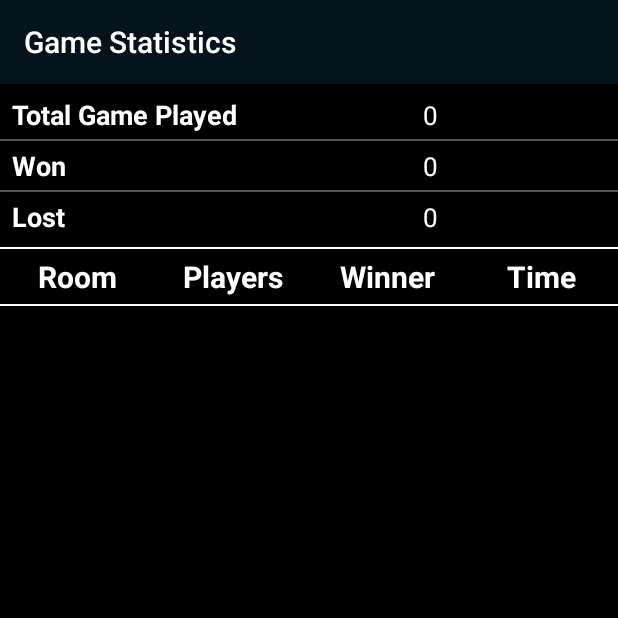
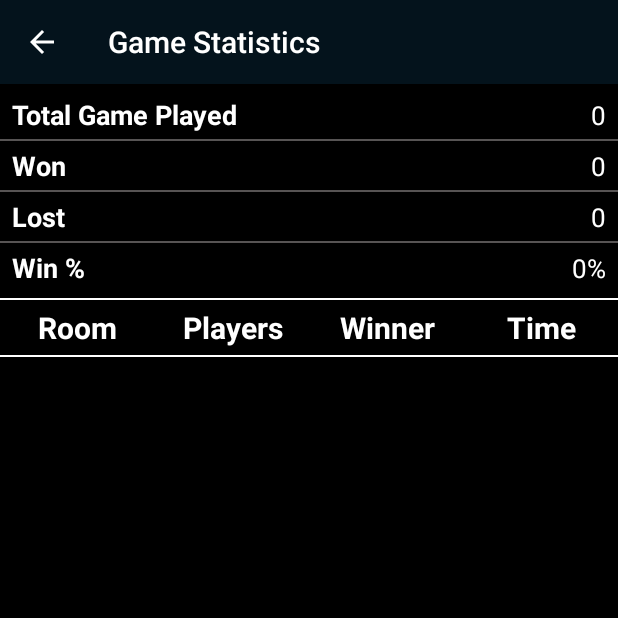
Before and after one commit to himanshu-bhargava/Bingo, an Android app: the GameStats screen opened directly, with no data from a screen before it, on a phone screen of 412 x 824 dp, the top half of it. Run offline under Robolectric (Android 15) with nearby library versions, the phone set to English and light mode, and no system bars.

Commit message:
Language support

```diff
--- a/app/src/main/java/com/sb/play/asynctasks/CreateRoom.java
+++ b/app/src/main/java/com/sb/play/asynctasks/CreateRoom.java
@@ -4,6 +4,7 @@ import android.content.Intent;
 import android.os.AsyncTask;
 
 import com.sb.play.bingo.MainActivity;
+import com.sb.play.bingo.R;
 import com.sb.play.bingo.models.BingoResponse;
 import com.sb.play.bingo.services.BackendService;
 import com.sb.play.util.BingoUtil;
@@ -27,7 +28,7 @@ public class CreateRoom extends AsyncTask<String, String, BingoResponse> {
         context.runOnUiThread(new Runnable() {
             @Override
             public void run() {
-                popUp = BingoUtil.createSimpleAlert(context, "Room creation in progress!").show();
+                popUp = BingoUtil.createSimpleAlert(context, context.getString(R.string.room_creation_in_progress)).show();
             }
         });
         BingoResponse response = backendService.createRoom();
@@ -42,7 +43,7 @@ public class CreateRoom extends AsyncTask<String, String, BingoResponse> {
             @Override
             public void run() {
                 if (bingoResponse == null) {
-                    BingoUtil.createSimpleAlert(context, "Could not create the room please try again later!!!");
+                    BingoUtil.createSimpleAlert(context, context.getString(R.string.could_not_create_room_try_later));
                     return;
                 }
                 Intent intent = new Intent(context, MainActivity.class);
--- a/app/src/main/java/com/sb/play/asynctasks/JoinRoom.java
+++ b/app/src/main/java/com/sb/play/asynctasks/JoinRoom.java
@@ -4,6 +4,7 @@ import android.os.AsyncTask;
 import android.widget.Toast;
 
 import com.sb.play.bingo.MainActivity;
+import com.sb.play.bingo.R;
 import com.sb.play.bingo.models.BingoResponse;
 
 public class JoinRoom extends AsyncTask<String, String, BingoResponse> {
@@ -28,7 +29,7 @@ public class JoinRoom extends AsyncTask<String, String, BingoResponse> {
                 @Override
                 public void run() {
                     context.setLocalGameStatus(com.sb.play.bingo.models.Status.completed);
-                    Toast.makeText(context, "Could not join the room!", Toast.LENGTH_SHORT).show();
+                    Toast.makeText(context, R.string.could_not_join_room, Toast.LENGTH_SHORT).show();
                     context.finish();
                 }
             });
@@ -39,7 +40,7 @@ public class JoinRoom extends AsyncTask<String, String, BingoResponse> {
             context.setPlayerGettingUpdated(true);
             context.updatePlayersGrid();
             context.setLocalGameStatus(com.sb.play.bingo.models.Status.joining);
-            Toast.makeText(context, "Game joined successfully", Toast.LENGTH_SHORT).show();
+            Toast.makeText(context, R.string.game_joined_successfully, Toast.LENGTH_SHORT).show();
         }
     }
 }
--- a/app/src/main/java/com/sb/play/asynctasks/Polling.java
+++ b/app/src/main/java/com/sb/play/asynctasks/Polling.java
@@ -11,6 +11,7 @@ import android.widget.Button;
 import android.widget.Toast;
 
 import com.sb.play.bingo.MainActivity;
+import com.sb.play.bingo.R;
 import com.sb.play.bingo.models.BingoResponse;
 import com.sb.play.bingo.models.Emoji;
 import com.sb.play.bingo.models.Player;
@@ -67,7 +68,7 @@ public class Polling extends Thread {
             context.runOnUiThread(new Runnable() {
                 @Override
                 public void run() {
-                    Toast.makeText(context, "Game started!!!", Toast.LENGTH_SHORT).show();
+                    Toast.makeText(context, R.string.game_started, Toast.LENGTH_SHORT).show();
                     context.getVibrationMedia().vibrate();
                     context.getRoomIdToShareBottom().setVisibility(View.GONE);
                 }
@@ -179,7 +180,8 @@ public class Polling extends Thread {
                     context.runOnUiThread(new Runnable() {
                         @Override
                         public void run() {
-                            context.popWinnerAlert(player.equals(context.getMySelf()) ? "You" : player.getName());
+                            context.popWinnerAlert(player.equals(context.getMySelf()) ?
+                                    context.getString(R.string.you) : player.getName());
                         }
                     });
                     break;
--- a/app/src/main/java/com/sb/play/asynctasks/StartGame.java
+++ b/app/src/main/java/com/sb/play/asynctasks/StartGame.java
@@ -4,6 +4,7 @@ import android.os.AsyncTask;
 import android.widget.Toast;
 
 import com.sb.play.bingo.MainActivity;
+import com.sb.play.bingo.R;
 import com.sb.play.bingo.models.BingoResponse;
 
 public class StartGame extends AsyncTask<String, String, BingoResponse> {
@@ -28,7 +29,7 @@ public class StartGame extends AsyncTask<String, String, BingoResponse> {
                 @Override
                 public void run() {
                     context.setLocalGameStatus(com.sb.play.bingo.models.Status.completed);
-                    Toast.makeText(context, "Could not start the game!", Toast.LENGTH_SHORT).show();
+                    Toast.makeText(context, R.string.could_not_start_game, Toast.LENGTH_SHORT).show();
                     context.finish();
                 }
             });
@@ -36,7 +37,7 @@ public class StartGame extends AsyncTask<String, String, BingoResponse> {
         context.runOnUiThread(new Runnable() {
             @Override
             public void run() {
-                Toast.makeText(context, "Game started!!!", Toast.LENGTH_SHORT).show();
+                Toast.makeText(context, R.string.game_started, Toast.LENGTH_SHORT).show();
             }
         });
         context.setMyTurn(true);
--- a/app/src/main/java/com/sb/play/bingo/GameStats.java
+++ b/app/src/main/java/com/sb/play/bingo/GameStats.java
@@ -4,6 +4,7 @@ import android.database.Cursor;
 import android.database.sqlite.SQLiteDatabase;
 import android.os.Bundle;
 import android.util.Log;
+import android.view.MenuItem;
 import android.view.View;
 import android.widget.TableLayout;
 import android.widget.TextView;
@@ -28,13 +29,15 @@ public class GameStats extends AppCompatActivity {
     private TextView totalTextView;
     private TextView wonTextView;
     private TextView lostTextView;
+    private TextView winPercentTextView;
+
     private SQLiteDatabase bingoDatabase;
 
     @Override
     protected void onCreate(Bundle savedInstanceState) {
         super.onCreate(savedInstanceState);
         setContentView(R.layout.activity_game_stats);
-        getSupportActionBar().setTitle("Game Statistics");
+        getSupportActionBar().setDisplayHomeAsUpEnabled(true);
         initialize();
         try {
             Cursor c = bingoDatabase.rawQuery(String.format("SELECT COUNT(*) FROM %s", Constants.DbConstants.TABLE_NAME), null);
@@ -49,6 +52,7 @@ public class GameStats extends AppCompatActivity {
             totalTextView.setText(String.valueOf(total));
             wonTextView.setText(String.valueOf(won));
             lostTextView.setText(String.valueOf(total - won));
+            winPercentTextView.setText((int) (((double) won / total) * 100) + "%");
         } catch (Exception e) {
             Log.e(TAG, "onCreate: Could not calculate the overall stat", e);
             overallStatView.setVisibility(View.GONE);
@@ -78,11 +82,17 @@ public class GameStats extends AppCompatActivity {
         recyclerView.setLayoutManager(new GridLayoutManager(this, 1, GridLayoutManager.VERTICAL, false));
     }
 
+    public boolean onOptionsItemSelected(MenuItem item) {
+        finish();
+        return false;
+    }
+
     private void initialize() {
         overallStatView = findViewById(R.id.overallStatView);
         totalTextView = findViewById(R.id.totalTextView);
         wonTextView = findViewById(R.id.wonTextView);
         lostTextView = findViewById(R.id.lostTextView);
+        winPercentTextView = findViewById(R.id.winPercentTextView);
         bingoDatabase = BingoUtil.getDatabase(this);
     }
 }
--- a/app/src/main/java/com/sb/play/listeners/SendStickerClickListener.java
+++ b/app/src/main/java/com/sb/play/listeners/SendStickerClickListener.java
@@ -19,7 +19,7 @@ public class SendStickerClickListener implements View.OnClickListener {
             return;
         }
         if (!(context.getLocalGameStatus().equals(Status.started) || context.getLocalGameStatus().equals(Status.playingTurn))) {
-            Toast.makeText(context, "Cannot send sticker before starting the game", Toast.LENGTH_SHORT).show();
+            Toast.makeText(context, "Cannot send sticker now!", Toast.LENGTH_SHORT).show();
             return;
         }
         context.getReceivedEmojiLayout().setVisibility(View.INVISIBLE);
--- a/app/src/main/java/com/sb/play/util/Constants.java
+++ b/app/src/main/java/com/sb/play/util/Constants.java
@@ -5,6 +5,7 @@ import java.util.List;
 
 public class Constants {
     protected static final List<String> emojis = new ArrayList<>();
+    public static final String YOU = "you";
     public static final String TYPE_OF_GAME = "typeOfGame";
     public static final String CREATED_ROOM = "createdRoom";
     public static final String ROOM_ID = "roomId";
--- a/app/src/main/res/layout/activity_game_stats.xml
+++ b/app/src/main/res/layout/activity_game_stats.xml
@@ -29,7 +29,7 @@
                     android:layout_weight="1"
                     android:padding="4dp"
                     android:paddingStart="8dp"
-                    android:text="Total Game Played"
+                    android:text="@string/total_game_played"
                     android:textColor="#FFFFFF"
                     android:textSize="18sp"
                     android:textStyle="bold" />
@@ -40,7 +40,9 @@
                     android:layout_height="wrap_content"
                     android:layout_weight="1"
                     android:padding="4dp"
+                    android:paddingEnd="8dp"
                     android:text="0"
+                    android:textAlignment="viewEnd"
                     android:textColor="#FFFFFF"
                     android:textSize="17sp" />
             </TableRow>
@@ -61,7 +63,7 @@
                     android:layout_weight="1"
                     android:padding="4dp"
                     android:paddingStart="8dp"
-                    android:text="Won"
+                    android:text="@string/win"
                     android:textColor="#FFFFFF"
                     android:textSize="18sp"
                     android:textStyle="bold" />
@@ -72,7 +74,9 @@
                     android:layout_height="wrap_content"
                     android:layout_weight="1"
                     android:padding="4dp"
+                    android:paddingEnd="8dp"
                     android:text="0"
+                    android:textAlignment="viewEnd"
                     android:textColor="#FFFFFF"
                     android:textSize="17sp" />
             </TableRow>
@@ -93,7 +97,7 @@
                     android:layout_weight="1"
                     android:padding="4dp"
                     android:paddingStart="8dp"
-                    android:text="Lost"
+                    android:text="@string/lose"
                     android:textColor="#FFFFFF"
                     android:textSize="18sp"
                     android:textStyle="bold" />
@@ -104,7 +108,45 @@
                     android:layout_height="wrap_content"
                     android:layout_weight="1"
                     android:padding="4dp"
+                    android:paddingEnd="8dp"
                     android:text="0"
+                    android:textAlignment="viewEnd"
+                    android:textColor="#FFFFFF"
+                    android:textSize="17sp" />
+            </TableRow>
+
+            <View
+                android:id="@+id/dividerThree"
+                android:layout_width="match_parent"
+                android:layout_height="1dp"
+                android:layout_weight="1"
+                android:background="#575454" />
+
+            <TableRow
+                android:layout_width="match_parent"
+                android:layout_height="match_parent">
+
+            <TextView
+                android:id="@+id/winPercentStaticTextView"
+                android:layout_width="match_parent"
+                android:layout_height="wrap_content"
+                android:layout_weight="1"
+                android:padding="4dp"
+                android:paddingStart="8dp"
+                android:text="Win %"
+                android:textColor="#FFFFFF"
+                android:textSize="18sp"
+                android:textStyle="bold" />
+
+                <TextView
+                    android:id="@+id/winPercentTextView"
+                    android:layout_width="match_parent"
+                    android:layout_height="wrap_content"
+                    android:layout_weight="1"
+                    android:padding="4dp"
+                    android:paddingEnd="8dp"
+                    android:text="0"
+                    android:textAlignment="viewEnd"
                     android:textColor="#FFFFFF"
                     android:textSize="17sp" />
             </TableRow>
@@ -131,7 +173,7 @@
                 android:layout_weight="1"
                 android:paddingTop="3dp"
                 android:paddingBottom="3dp"
-                android:text="Room"
+                android:text="@string/room"
                 android:textAlignment="center"
                 android:textColor="#FFFFFF"
                 android:textSize="20sp"
@@ -145,7 +187,7 @@
                 android:layout_weight="1"
                 android:paddingTop="3dp"
                 android:paddingBottom="3dp"
-                android:text="Players"
+                android:text="@string/players"
                 android:textAlignment="center"
                 android:textColor="#FFFFFF"
                 android:textSize="20sp"
@@ -159,7 +201,7 @@
                 android:layout_weight="1"
                 android:paddingTop="3dp"
                 android:paddingBottom="3dp"
-                android:text="Winner"
+                android:text="@string/winner"
                 android:textAlignment="center"
                 android:textColor="#FFFFFF"
                 android:textSize="20sp"
@@ -173,7 +215,7 @@
                 android:layout_weight="1"
                 android:paddingTop="3dp"
                 android:paddingBottom="3dp"
-                android:text="Time"
+                android:text="@string/time"
                 android:textAlignment="center"
                 android:textColor="#FFFFFF"
                 android:textSize="20sp"
```
Also changed, not shown: app/src/main/AndroidManifest.xml (+5 -2 lines), app/src/main/java/com/sb/play/bingo/AboutGame.java (+7 -1 lines), app/src/main/java/com/sb/play/bingo/FirstScreen.java (+5 -5 lines), app/src/main/java/com/sb/play/bingo/MainActivity.java (+17 -17 lines), app/src/main/res/layout/activity_about_game.xml (+5 -5 lines), app/src/main/res/layout/activity_first_screen.xml (+7 -7 lines), app/src/main/res/layout/activity_main.xml (+21 -22 lines), app/src/main/res/values/strings.xml (+53 -0 lines), 1 other file.
